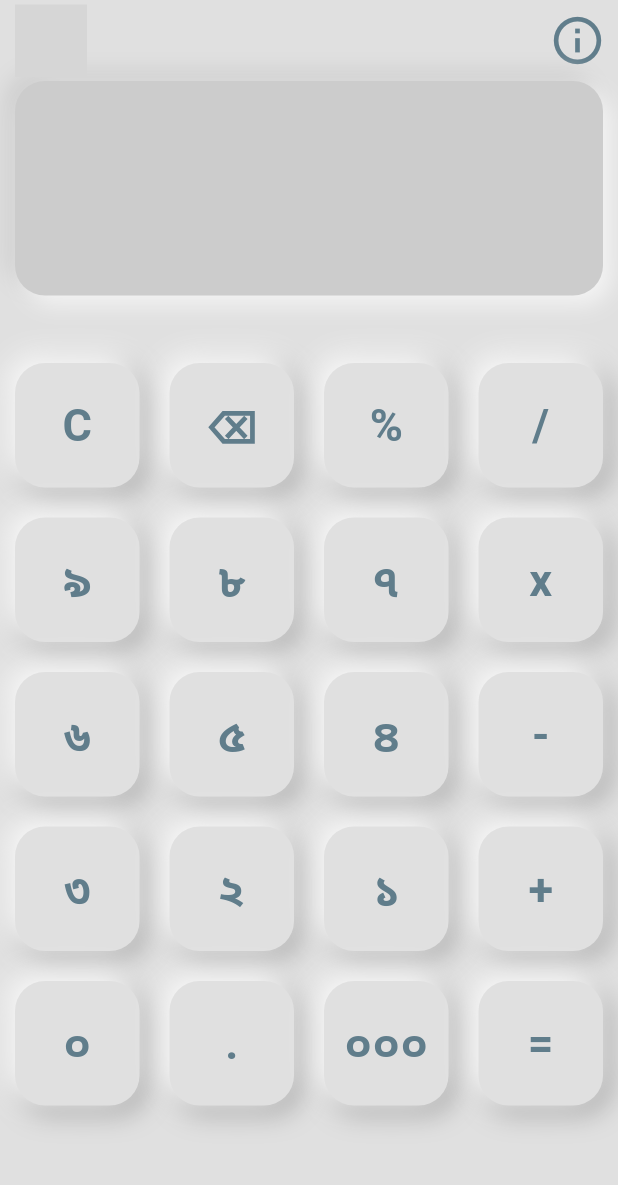
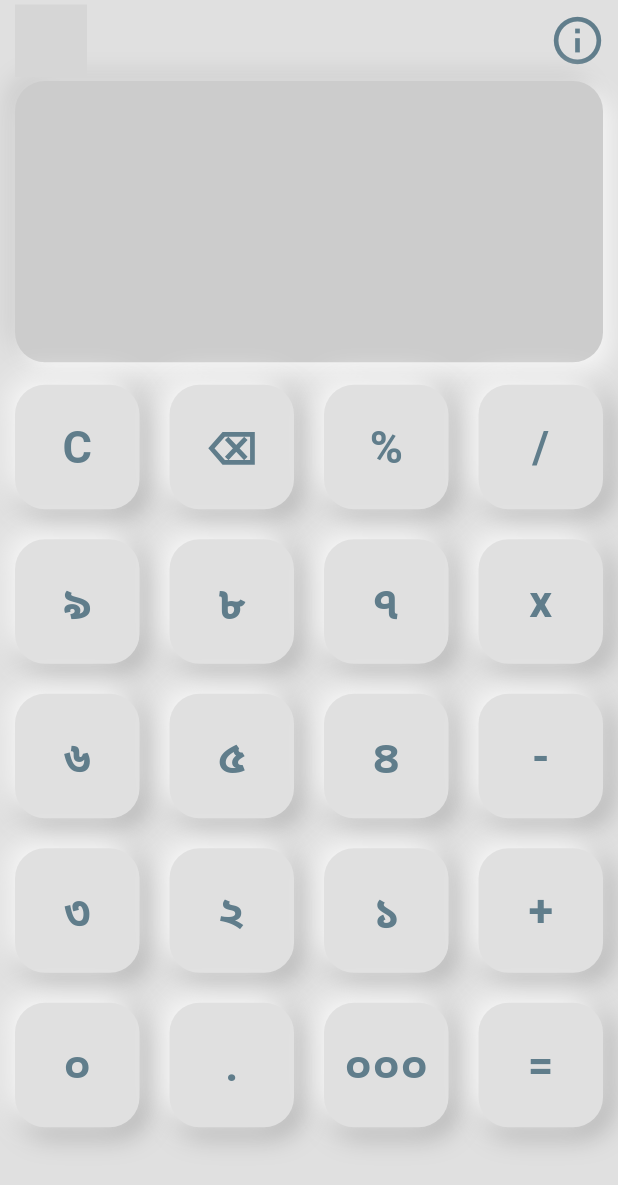
Before and after one commit to md-siam/bn_calculator, a Flutter app: the screen it shows after launch, on a phone screen of 412 x 824 dp. Shown: the top 1185 px of the screen. Run offline on Flutter 3.47's test engine with Material 2 defaults, Android fonts, the light colour scheme and no system bars; drawn by our look-alikes of clay_containers; our stand-ins replace audioplayers, math_expressions; missing offline and left inert: day_night_switcher; grey boxes are pictures that could not be loaded.

Commit message:
responsive bug fixed

```diff
--- a/lib/src/view/home_page.dart
+++ b/lib/src/view/home_page.dart
@@ -54,7 +54,7 @@ class _HomePageState extends State<HomePage> {
             // top row buttons containing darkmode & info
             TopButtons(themeProvider: themeProvider),
             Expanded(
-              flex: 1,
+              flex: deviceHeight < 670 ? 1 : 2,
               child: Padding(
                 padding: const EdgeInsets.only(
                   left: 10.0,
@@ -73,7 +73,7 @@ class _HomePageState extends State<HomePage> {
                         child: Text(
                           userQuestion,
                           style: TextStyle(
-                            fontSize: deviceHeight < 670 ? 24 : 30,
+                            fontSize: deviceHeight < 670 ? 24 : 34,
                             fontWeight: FontWeight.bold,
                           ),
                         ),
@@ -84,7 +84,7 @@ class _HomePageState extends State<HomePage> {
                         child: Text(
                           userAnswer,
                           style: TextStyle(
-                            fontSize: deviceHeight < 670 ? 24 : 30,
+                            fontSize: deviceHeight < 670 ? 24 : 50,
                           ),
                         ),
                       ),
@@ -93,9 +93,9 @@ class _HomePageState extends State<HomePage> {
                 ),
               ),
             ),
-            SizedBox(height: deviceHeight < 670 ? 0 : 30),
+            //SizedBox(height: deviceHeight < 670 ? 0 : 30),
             Expanded(
-              flex: 4,
+              flex: deviceHeight < 670 ? 4 : 6,
               child: GridView.builder(
                 physics: const NeverScrollableScrollPhysics(),
                 gridDelegate: const SliverGridDelegateWithFixedCrossAxisCount(
```
